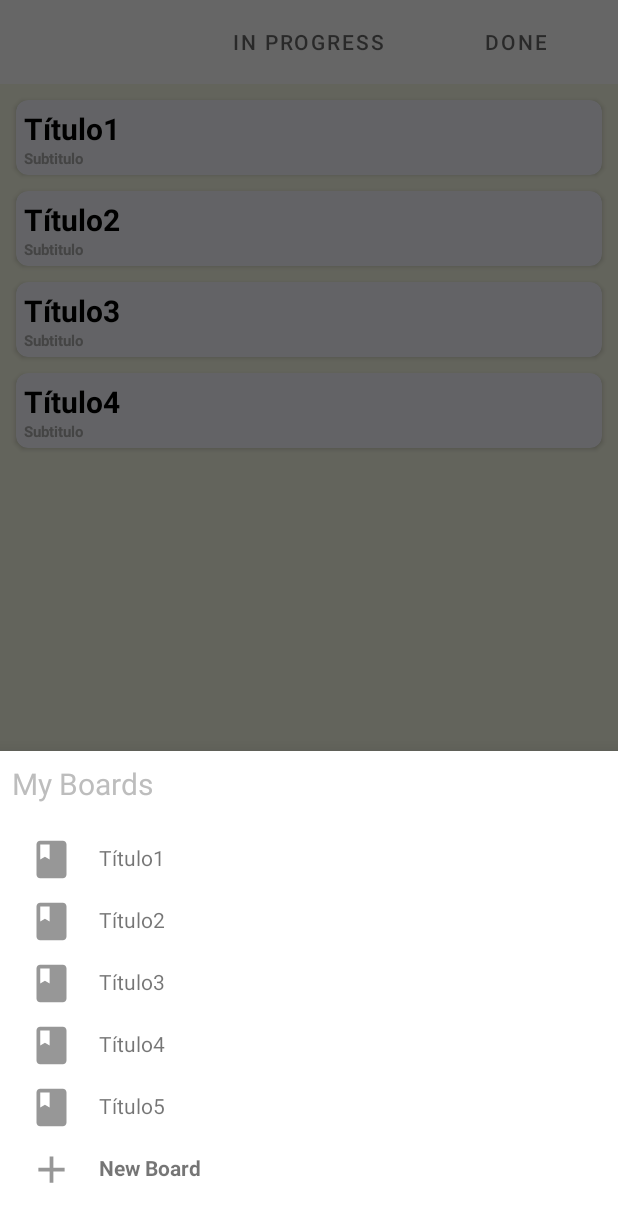
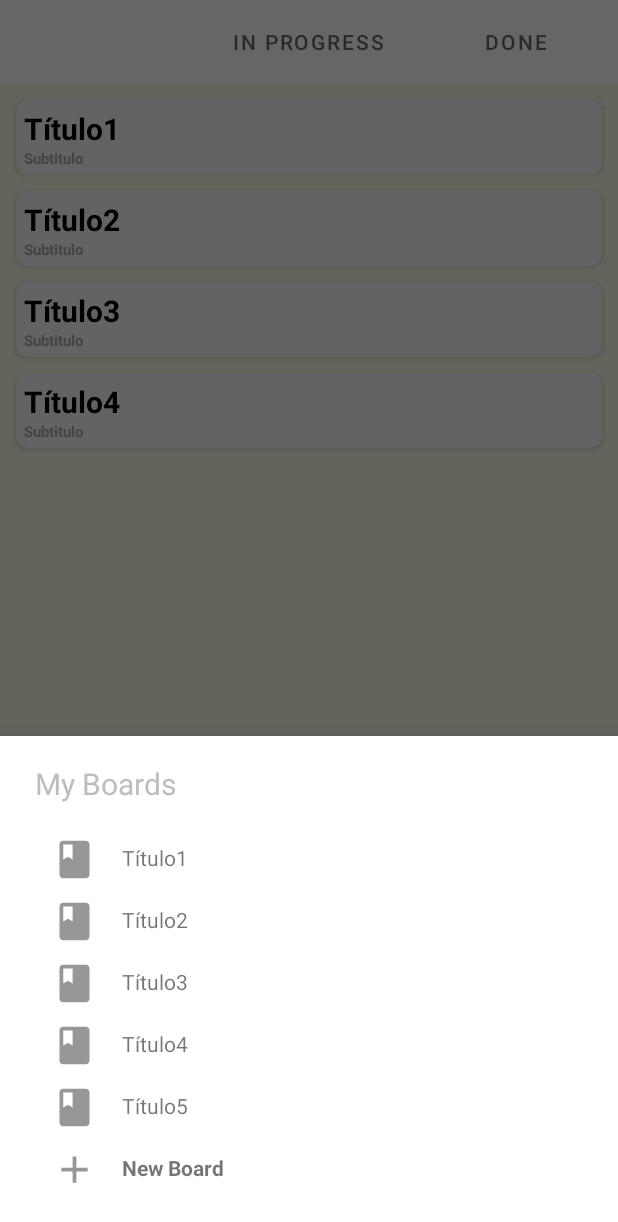
Before and after one commit to iaskforme/Jatz, an Android app: the fragment BottomNavigationSheetFragment placed in its activity, on a phone screen of 412 x 824 dp. Shown: the top 1222 px of the screen. Run offline under Robolectric (Android 15) with nearby library versions, the phone set to English and light mode, and no system bars; libraries missing offline, so code that uses them is left out: com.parse.

Commit message:
Eleventh commit: Minor changes, added functions for buttons on MainActivity and other things

```diff
--- a/app/src/main/java/com/project/jatz/presenter/ThirdAdapter.kt
+++ b/app/src/main/java/com/project/jatz/presenter/ThirdAdapter.kt
@@ -9,7 +9,7 @@ import com.project.jatz.R
 import com.project.jatz.model.BoardItem
 
 // Binding betwen items and recyclerView
-class ThirdAdapter(val itemList: ArrayList<BoardItem>): RecyclerView.Adapter<CustomViewHolderDrawer>(){
+class ThirdAdapter(var itemList: ArrayList<BoardItem>): RecyclerView.Adapter<CustomViewHolderDrawer>(){
 
     private var removedItemPosition: Int = 0
     private var removedItem: BoardItem? = null
--- a/app/src/main/res/layout/activity_main.xml
+++ b/app/src/main/res/layout/activity_main.xml
@@ -35,7 +35,7 @@
                 android:layout_height="wrap_content"
                 android:backgroundTint="@color/colorAccent"
                 android:layout_gravity="bottom"
-                app:navigationIcon="@drawable/ic_dehaze_black_24dp"
+                app:navigationIcon="@drawable/ic_dehaze_white_24dp"
                 app:hideOnScroll="true"
                 app:layout_scrollFlags="scroll|enterAlways"
                 style="@style/Widget.MaterialComponents.BottomAppBar">
--- a/app/src/main/res/layout/fragment_bottomsheet.xml
+++ b/app/src/main/res/layout/fragment_bottomsheet.xml
@@ -13,9 +13,13 @@
             app:behavior_hideable="true"
             app:behavior_peekHeight="0dp"
             android:id="@+id/bottom_sheet"
-            app:layout_behavior="@string/bottom_sheet_behavior" app:layout_constraintEnd_toEndOf="parent"
-            android:layout_marginEnd="8dp" app:layout_constraintStart_toStartOf="parent"
-            android:layout_marginStart="8dp" android:layout_marginTop="8dp" app:layout_constraintTop_toTopOf="parent">
+            app:layout_behavior="@string/bottom_sheet_behavior"
+            app:layout_constraintEnd_toEndOf="parent"
+            android:layout_marginEnd="8dp"
+            app:layout_constraintStart_toStartOf="parent"
+            android:layout_marginStart="8dp"
+            android:layout_marginTop="8dp"
+            app:layout_constraintTop_toTopOf="parent">
 
 
         <TextView
@@ -23,12 +27,15 @@
                 android:layout_height="wrap_content"
                 android:layout_gravity="center"
                 android:gravity="left"
+                android:layout_marginTop="10dp"
+                android:paddingLeft="15dp"
                 android:textColor="#BDBDBD"
                 android:textSize="20dp"
                 android:text="My Boards"/>
 
         <androidx.recyclerview.widget.RecyclerView
                 android:id="@+id/recyclerView"
+                android:paddingLeft="15dp"
                 android:layout_width="match_parent"
                 android:layout_height="wrap_content"
                 android:layout_marginTop="20dp"/>
@@ -37,6 +44,7 @@
                 android:layout_width="match_parent"
                 android:layout_height="wrap_content"
                 android:id="@+id/new_board_layout"
+                android:paddingLeft="15dp"
                 android:layout_marginBottom="20dp">
 
             <androidx.appcompat.widget.AppCompatImageView
--- a/app/src/main/res/menu/bottom_app_bar.xml
+++ b/app/src/main/res/menu/bottom_app_bar.xml
@@ -3,13 +3,17 @@
     <item
             android:id="@+id/bottom_app_home"
             android:title="Home"
-            android:icon="@drawable/ic_home_black_24dp"
+            android:icon="@drawable/ic_home_white_24dp"
             app:showAsAction="ifRoom"/>
 
     <item
-            android:id="@+id/bottom_app_options"
-            android:title="More"
-            android:icon="@drawable/ic_more_vert_black_24dp"
-            app:showAsAction="ifRoom"/>
+            android:id="@+id/bottom_app_delete"
+            android:title="Delete board"
+            app:showAsAction="never"/>
+
+    <item
+            android:id="@+id/bottom_app_logout"
+            android:title="Logout"
+            app:showAsAction="never"/>
 
 </menu>
--- a/app/src/main/res/values/styles.xml
+++ b/app/src/main/res/values/styles.xml
@@ -11,6 +11,7 @@
         <item name="colorPrimary">@color/colorMainPrimary</item>
         <item name="colorPrimaryDark">@color/colorMainPrimaryDark</item>
         <item name="colorAccent">@color/colorAccent</item>
+        <item name="android:textColorSecondary">@android:color/white</item>
         <item name="android:windowLightStatusBar" tools:ignore="NewApi">true</item>
     </style>
 
```
Also changed, not shown: app/src/main/java/com/project/jatz/view/activities/MainActivity.kt (+11 -15 lines), app/src/main/res/menu/menu_testing.xml (deleted, +0 -8 lines), app/src/main/res/drawable/ic_close_white_24dp.xml (renamed from app/src/main/res/drawable/ic_close_black_24dp.xml), app/src/main/res/drawable/ic_dehaze_white_24dp.xml (renamed from app/src/main/res/drawable/ic_dehaze_black_24dp.xml), app/src/main/res/drawable/ic_home_white_24dp.xml (renamed from app/src/main/res/drawable/ic_home_black_24dp.xml), app/src/main/res/drawable/ic_more_vert_white_24dp.xml (renamed from app/src/main/res/drawable/ic_more_vert_black_24dp.xml).
